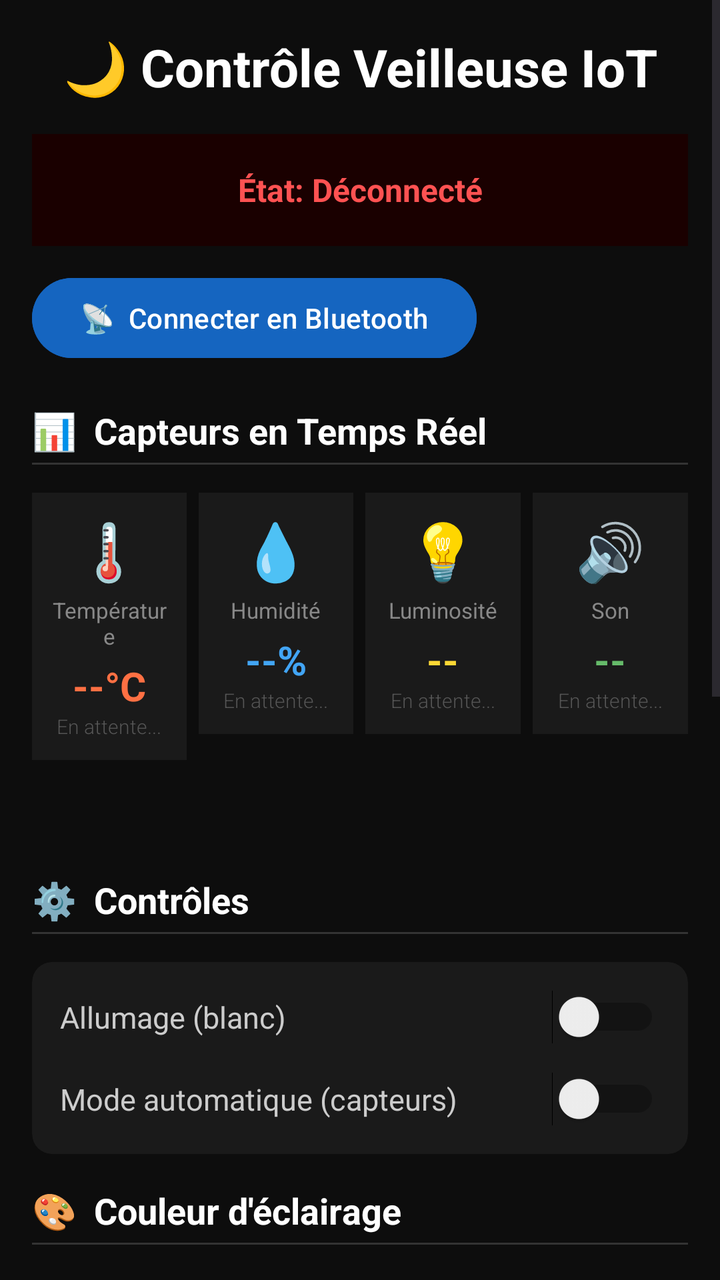
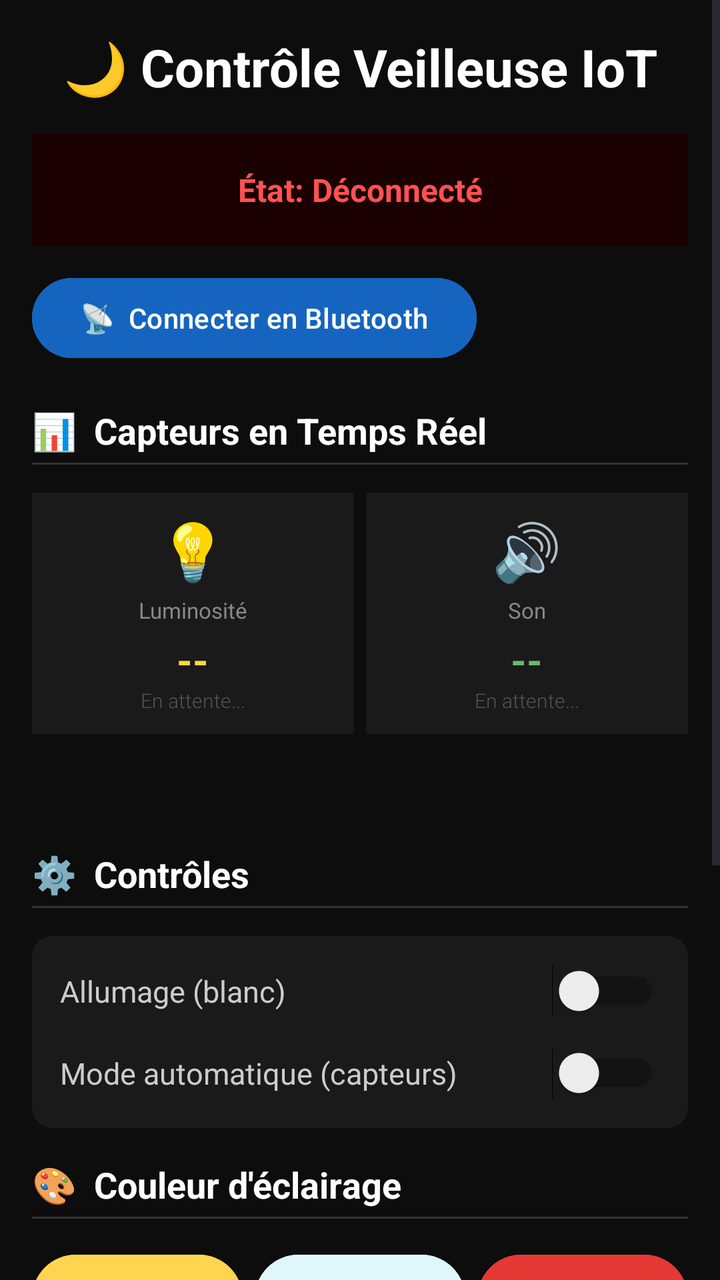

An Android layout rendered at two revisions. The XML below is the earlier revision; the diff shows what the commit changed to produce the second picture.
<!-- AndroidManifest.xml: application theme Theme.Veilleuse -->
<!-- res/layout/activity_main.xml -->
<?xml version="1.0" encoding="utf-8"?>
<ScrollView xmlns:android="http://schemas.android.com/apk/res/android"
    xmlns:app="http://schemas.android.com/apk/res-auto"
    android:layout_width="match_parent"
    android:layout_height="match_parent"
    android:background="#0D0D0D">

    <LinearLayout
        android:layout_width="match_parent"
        android:layout_height="wrap_content"
        android:orientation="vertical"
        android:padding="16dp">

        
        <TextView
            android:layout_width="match_parent"
            android:layout_height="wrap_content"
            android:text="🌙 Contrôle Veilleuse IoT"
            android:textSize="26sp"
            android:textStyle="bold"
            android:textColor="#FFFFFF"
            android:gravity="center"
            android:layout_marginBottom="16dp"/>

        
        <TextView
            android:id="@+id/tvStatus"
            android:layout_width="match_parent"
            android:layout_height="56dp"
            android:text="État: Déconnecté"
            android:textSize="16sp"
            android:textStyle="bold"
            android:textColor="#FF5252"
            android:gravity="center"
            android:background="#1A0000"
            android:layout_marginBottom="12dp"/>

        
        <Button
            android:id="@+id/btnConnectBluetooth"
            android:layout_width="wrap_content"
            android:layout_height="48dp"
            android:text="📡  Connecter en Bluetooth"
            android:textColor="#FFFFFF"
            android:backgroundTint="#1565C0"
            android:layout_marginBottom="20dp"
            android:stateListAnimator="@null"/>

        
        <TextView
            android:layout_width="match_parent"
            android:layout_height="wrap_content"
            android:text="📊  Capteurs en Temps Réel"
            android:textSize="18sp"
            android:textStyle="bold"
            android:textColor="#FFFFFF"
            android:layout_marginBottom="4dp"/>

        <View
            android:layout_width="match_parent"
            android:layout_height="1dp"
            android:background="#333333"
            android:layout_marginBottom="14dp"/>

        
        <LinearLayout
            android:layout_width="match_parent"
            android:layout_height="wrap_content"
            android:orientation="horizontal"
            android:layout_marginBottom="8dp">

            
            <LinearLayout
                android:layout_width="0dp"
                android:layout_height="wrap_content"
                android:layout_weight="1"
                android:orientation="vertical"
                android:gravity="center"
                android:background="#1A1A1A"
                android:padding="10dp"
                android:layout_marginEnd="6dp">
                <TextView android:layout_width="wrap_content" android:layout_height="wrap_content"
                    android:text="🌡️" android:textSize="28sp" android:gravity="center"/>
                <TextView android:layout_width="wrap_content" android:layout_height="wrap_content"
                    android:text="Température" android:textSize="11sp" android:textColor="#888888"
                    android:gravity="center" android:layout_marginTop="4dp"/>
                <TextView
                    android:id="@+id/tvTemperature"
                    android:layout_width="wrap_content"
                    android:layout_height="wrap_content"
                    android:text="--°C"
                    android:textSize="20sp"
                    android:textStyle="bold"
                    android:textColor="#FF7043"
                    android:gravity="center"
                    android:layout_marginTop="4dp"/>
                <TextView android:layout_width="wrap_content" android:layout_height="wrap_content"
                    android:text="En attente..." android:textSize="10sp" android:textColor="#555555"
                    android:fontFamily="sans-serif-light" android:gravity="center"/>
            </LinearLayout>

            
            <LinearLayout
                android:layout_width="0dp"
                android:layout_height="wrap_content"
                android:layout_weight="1"
                android:orientation="vertical"
                android:gravity="center"
                android:background="#1A1A1A"
                android:padding="10dp"
                android:layout_marginEnd="6dp">
                <TextView android:layout_width="wrap_content" android:layout_height="wrap_content"
                    android:text="💧" android:textSize="28sp" android:gravity="center"/>
                <TextView android:layout_width="wrap_content" android:layout_height="wrap_content"
                    android:text="Humidité" android:textSize="11sp" android:textColor="#888888"
                    android:gravity="center" android:layout_marginTop="4dp"/>
                <TextView
                    android:id="@+id/tvHumidity"
                    android:layout_width="wrap_content"
                    android:layout_height="wrap_content"
                    android:text="--%"
                    android:textSize="20sp"
                    android:textStyle="bold"
                    android:textColor="#42A5F5"
                    android:gravity="center"
                    android:layout_marginTop="4dp"/>
                <TextView android:layout_width="wrap_content" android:layout_height="wrap_content"
                    android:text="En attente..." android:textSize="10sp" android:textColor="#555555"
                    android:fontFamily="sans-serif-light" android:gravity="center"/>
            </LinearLayout>

            
            <LinearLayout
                android:layout_width="0dp"
                android:layout_height="wrap_content"
                android:layout_weight="1"
                android:orientation="vertical"
                android:gravity="center"
                android:background="#1A1A1A"
                android:padding="10dp"
                android:layout_marginEnd="6dp">
                <TextView android:layout_width="wrap_content" android:layout_height="wrap_content"
                    android:text="💡" android:textSize="28sp" android:gravity="center"/>
                <TextView android:layout_width="wrap_content" android:layout_height="wrap_content"
                    android:text="Luminosité" android:textSize="11sp" android:textColor="#888888"
                    android:gravity="center" android:layout_marginTop="4dp"/>
                <TextView
                    android:id="@+id/tvLight"
                    android:layout_width="wrap_content"
                    android:layout_height="wrap_content"
                    android:text="--"
                    android:textSize="20sp"
                    android:textStyle="bold"
                    android:textColor="#FDD835"
                    android:gravity="center"
                    android:layout_marginTop="4dp"/>
                <TextView android:layout_width="wrap_content" android:layout_height="wrap_content"
                    android:text="En attente..." android:textSize="10sp" android:textColor="#555555"
                    android:fontFamily="sans-serif-light" android:gravity="center"/>
            </LinearLayout>

            
            <LinearLayout
                android:layout_width="0dp"
                android:layout_height="wrap_content"
                android:layout_weight="1"
                android:orientation="vertical"
                android:gravity="center"
                android:background="#1A1A1A"
                android:padding="10dp">
                <TextView android:layout_width="wrap_content" android:layout_height="wrap_content"
                    android:text="🔊" android:textSize="28sp" android:gravity="center"/>
                <TextView android:layout_width="wrap_content" android:layout_height="wrap_content"
                    android:text="Son" android:textSize="11sp" android:textColor="#888888"
                    android:gravity="center" android:layout_marginTop="4dp"/>
                <TextView
                    android:id="@+id/tvSound"
                    android:layout_width="wrap_content"
                    android:layout_height="wrap_content"
                    android:text="--"
                    android:textSize="20sp"
                    android:textStyle="bold"
                    android:textColor="#66BB6A"
                    android:gravity="center"
                    android:layout_marginTop="4dp"/>
                <TextView android:layout_width="wrap_content" android:layout_height="wrap_content"
                    android:text="En attente..." android:textSize="10sp" android:textColor="#555555"
                    android:fontFamily="sans-serif-light" android:gravity="center"/>
            </LinearLayout>
        </LinearLayout>

        
        <TextView
            android:id="@+id/tvTempAlert"
            android:layout_width="match_parent"
            android:layout_height="wrap_content"
            android:text=""
            android:textSize="13sp"
            android:textStyle="bold"
            android:gravity="center"
            android:padding="8dp"
            android:layout_marginBottom="16dp"/>

        
        <TextView
            android:layout_width="match_parent"
            android:layout_height="wrap_content"
            android:text="⚙️  Contrôles"
            android:textSize="18sp"
            android:textStyle="bold"
            android:textColor="#FFFFFF"
            android:layout_marginBottom="4dp"/>

        <View android:layout_width="match_parent" android:layout_height="1dp"
            android:background="#333333" android:layout_marginBottom="14dp"/>

        <androidx.cardview.widget.CardView
            android:layout_width="match_parent"
            android:layout_height="wrap_content"
            android:layout_marginBottom="16dp"
            app:cardCornerRadius="10dp"
            app:cardElevation="0dp"
            app:cardBackgroundColor="#1A1A1A">

            <LinearLayout
                android:layout_width="match_parent"
                android:layout_height="wrap_content"
                android:orientation="vertical"
                android:padding="14dp">

                <LinearLayout
                    android:layout_width="match_parent"
                    android:layout_height="wrap_content"
                    android:orientation="horizontal"
                    android:gravity="center_vertical"
                    android:layout_marginBottom="14dp">
                    <TextView android:layout_width="0dp" android:layout_height="wrap_content"
                        android:layout_weight="1" android:text="Allumage (blanc)"
                        android:textSize="15sp" android:textColor="#CCCCCC"/>
                    <Switch android:id="@+id/switchPower"
                        android:layout_width="wrap_content" android:layout_height="wrap_content"/>
                </LinearLayout>

                <LinearLayout
                    android:layout_width="match_parent"
                    android:layout_height="wrap_content"
                    android:orientation="horizontal"
                    android:gravity="center_vertical">
                    <TextView android:layout_width="0dp" android:layout_height="wrap_content"
                        android:layout_weight="1" android:text="Mode automatique (capteurs)"
                        android:textSize="15sp" android:textColor="#CCCCCC"/>
                    <Switch android:id="@+id/switchAutoMode"
                        android:layout_width="wrap_content" android:layout_height="wrap_content"/>
                </LinearLayout>
            </LinearLayout>
        </androidx.cardview.widget.CardView>

        
        <TextView
            android:layout_width="match_parent"
            android:layout_height="wrap_content"
            android:text="🎨  Couleur d'éclairage"
            android:textSize="18sp"
            android:textStyle="bold"
            android:textColor="#FFFFFF"
            android:layout_marginBottom="4dp"/>

        <View android:layout_width="match_parent" android:layout_height="1dp"
            android:background="#333333" android:layout_marginBottom="14dp"/>

        <LinearLayout
            android:layout_width="match_parent"
            android:layout_height="wrap_content"
            android:orientation="horizontal"
            android:layout_marginBottom="8dp">

            <Button android:id="@+id/btnColorWarm"
                android:layout_width="0dp" android:layout_height="52dp" android:layout_weight="1"
                android:layout_marginEnd="6dp" android:text="Chaud" android:textSize="12sp"
                android:textColor="#000000" android:backgroundTint="#FFD54F" android:stateListAnimator="@null"/>
            <Button android:id="@+id/btnColorCool"
                android:layout_width="0dp" android:layout_height="52dp" android:layout_weight="1"
                android:layout_marginEnd="6dp" android:text="Froid" android:textSize="12sp"
                android:textColor="#000000" android:backgroundTint="#E0F7FA" android:stateListAnimator="@null"/>
            <Button android:id="@+id/btnColorRed"
                android:layout_width="0dp" android:layout_height="52dp" android:layout_weight="1"
                android:text="Rouge" android:textSize="12sp"
                android:textColor="#FFFFFF" android:backgroundTint="#E53935" android:stateListAnimator="@null"/>
        </LinearLayout>

        <LinearLayout
            android:layout_width="match_parent"
            android:layout_height="wrap_content"
            android:orientation="horizontal"
            android:layout_marginBottom="20dp">

            <Button android:id="@+id/btnColorGreen"
                android:layout_width="0dp" android:layout_height="52dp" android:layout_weight="1"
                android:layout_marginEnd="6dp" android:text="Vert" android:textSize="12sp"
                android:textColor="#FFFFFF" android:backgroundTint="#43A047" android:stateListAnimator="@null"/>
            <Button android:id="@+id/btnColorBlue"
                android:layout_width="0dp" android:layout_height="52dp" android:layout_weight="1"
                android:text="Bleu" android:textSize="12sp"
                android:textColor="#FFFFFF" android:backgroundTint="#1E88E5" android:stateListAnimator="@null"/>
        </LinearLayout>

        
        <TextView
            android:layout_width="match_parent"
            android:layout_height="wrap_content"
            android:text="🎵  Sons"
            android:textSize="18sp"
            android:textStyle="bold"
            android:textColor="#FFFFFF"
            android:layout_marginBottom="4dp"/>

        <View android:layout_width="match_parent" android:layout_height="1dp"
            android:background="#333333" android:layout_marginBottom="14dp"/>

        <LinearLayout
            android:layout_width="match_parent"
            android:layout_height="wrap_content"
            android:orientation="horizontal"
            android:layout_marginBottom="8dp">

            <Button android:id="@+id/btnMelodyP"
                android:layout_width="0dp" android:layout_height="52dp" android:layout_weight="1"
                android:layout_marginEnd="6dp" android:text="🎂 Anniv." android:textSize="11sp"
                android:textColor="#FFFFFF" android:backgroundTint="#6A1B9A" android:stateListAnimator="@null"/>
            <Button android:id="@+id/btnMelodyS"
                android:layout_width="0dp" android:layout_height="52dp" android:layout_weight="1"
                android:layout_marginEnd="6dp" android:text="⭐ Star Wars" android:textSize="11sp"
                android:textColor="#FFFFFF" android:backgroundTint="#4527A0" android:stateListAnimator="@null"/>
            <Button android:id="@+id/btnMelodyF"
                android:layout_width="0dp" android:layout_height="52dp" android:layout_weight="1"
                android:text="🎵 Fr. Jacques" android:textSize="11sp"
                android:textColor="#FFFFFF" android:backgroundTint="#283593" android:stateListAnimator="@null"/>
        </LinearLayout>

        <LinearLayout
            android:layout_width="match_parent"
            android:layout_height="wrap_content"
            android:orientation="horizontal"
            android:layout_marginBottom="20dp">

            <Button android:id="@+id/btnSiren"
                android:layout_width="0dp" android:layout_height="52dp" android:layout_weight="1"
                android:layout_marginEnd="6dp" android:text="🚨 Sirène" android:textSize="13sp"
                android:textColor="#FFFFFF" android:backgroundTint="#B71C1C" android:stateListAnimator="@null"/>
            <Button android:id="@+id/btnTest"
                android:layout_width="0dp" android:layout_height="52dp" android:layout_weight="1"
                android:text="🔧 Test" android:textSize="13sp"
                android:textColor="#FFFFFF" android:backgroundTint="#37474F" android:stateListAnimator="@null"/>
        </LinearLayout>

        
        <TextView
            android:layout_width="match_parent"
            android:layout_height="wrap_content"
            android:text="🕐  Programmation horaire"
            android:textSize="18sp"
            android:textStyle="bold"
            android:textColor="#FFFFFF"
            android:layout_marginBottom="4dp"/>

        <View android:layout_width="match_parent" android:layout_height="1dp"
            android:background="#333333" android:layout_marginBottom="14dp"/>

        <androidx.cardview.widget.CardView
            android:layout_width="match_parent"
            android:layout_height="wrap_content"
            android:layout_marginBottom="24dp"
            app:cardCornerRadius="10dp"
            app:cardElevation="0dp"
            app:cardBackgroundColor="#1A1A1A">

            <LinearLayout
                android:layout_width="match_parent"
                android:layout_height="wrap_content"
                android:orientation="vertical"
                android:padding="14dp">

                <Button
                    android:id="@+id/btnAddSchedule"
                    android:layout_width="match_parent"
                    android:layout_height="48dp"
                    android:text="+ Ajouter une programmation"
                    android:backgroundTint="#2E7D32"
                    android:textColor="#FFFFFF"
                    android:stateListAnimator="@null"
                    android:layout_marginBottom="12dp"/>

                <TextView
                    android:layout_width="match_parent"
                    android:layout_height="wrap_content"
                    android:text="Programmations actives :"
                    android:textSize="14sp"
                    android:textColor="#888888"
                    android:layout_marginBottom="6dp"/>

                <TextView
                    android:id="@+id/tvScheduleList"
                    android:layout_width="match_parent"
                    android:layout_height="wrap_content"
                    android:text="Aucune programmation"
                    android:textSize="14sp"
                    android:textColor="#666666"
                    android:minHeight="36dp"/>
            </LinearLayout>
        </androidx.cardview.widget.CardView>

    </LinearLayout>
</ScrollView>
<!-- resources referenced by this layout -->
<resources>
  <style name="Theme.Veilleuse" parent="Base.Theme.Veilleuse" />
  <style name="Base.Theme.Veilleuse" parent="Theme.Material3.DayNight.NoActionBar">
          
          
      </style>
</resources>

<!-- the commit's change to res/layout/activity_main.xml (unified diff, before → after) -->
@@ -69,65 +69,6 @@
             android:orientation="horizontal"
             android:layout_marginBottom="8dp">
 
-            
-            <LinearLayout
-                android:layout_width="0dp"
-                android:layout_height="wrap_content"
-                android:layout_weight="1"
-                android:orientation="vertical"
-                android:gravity="center"
-                android:background="#1A1A1A"
-                android:padding="10dp"
-                android:layout_marginEnd="6dp">
-                <TextView android:layout_width="wrap_content" android:layout_height="wrap_content"
-                    android:text="🌡️" android:textSize="28sp" android:gravity="center"/>
-                <TextView android:layout_width="wrap_content" android:layout_height="wrap_content"
-                    android:text="Température" android:textSize="11sp" android:textColor="#888888"
-                    android:gravity="center" android:layout_marginTop="4dp"/>
-                <TextView
-                    android:id="@+id/tvTemperature"
-                    android:layout_width="wrap_content"
-                    android:layout_height="wrap_content"
-                    android:text="--°C"
-                    android:textSize="20sp"
-                    android:textStyle="bold"
-                    android:textColor="#FF7043"
-                    android:gravity="center"
-                    android:layout_marginTop="4dp"/>
-                <TextView android:layout_width="wrap_content" android:layout_height="wrap_content"
-                    android:text="En attente..." android:textSize="10sp" android:textColor="#555555"
-                    android:fontFamily="sans-serif-light" android:gravity="center"/>
-            </LinearLayout>
-
-            
-            <LinearLayout
-                android:layout_width="0dp"
-                android:layout_height="wrap_content"
-                android:layout_weight="1"
-                android:orientation="vertical"
-                android:gravity="center"
-                android:background="#1A1A1A"
-                android:padding="10dp"
-                android:layout_marginEnd="6dp">
-                <TextView android:layout_width="wrap_content" android:layout_height="wrap_content"
-                    android:text="💧" android:textSize="28sp" android:gravity="center"/>
-                <TextView android:layout_width="wrap_content" android:layout_height="wrap_content"
-                    android:text="Humidité" android:textSize="11sp" android:textColor="#888888"
-                    android:gravity="center" android:layout_marginTop="4dp"/>
-                <TextView
-                    android:id="@+id/tvHumidity"
-                    android:layout_width="wrap_content"
-                    android:layout_height="wrap_content"
-                    android:text="--%"
-                    android:textSize="20sp"
-                    android:textStyle="bold"
-                    android:textColor="#42A5F5"
-                    android:gravity="center"
-                    android:layout_marginTop="4dp"/>
-                <TextView android:layout_width="wrap_content" android:layout_height="wrap_content"
-                    android:text="En attente..." android:textSize="10sp" android:textColor="#555555"
-                    android:fontFamily="sans-serif-light" android:gravity="center"/>
-            </LinearLayout>
 
             
             <LinearLayout
@@ -351,63 +292,14 @@
                 android:layout_width="0dp" android:layout_height="52dp" android:layout_weight="1"
                 android:text="🔧 Test" android:textSize="13sp"
                 android:textColor="#FFFFFF" android:backgroundTint="#37474F" android:stateListAnimator="@null"/>
-        </LinearLayout>
-
-        
-        <TextView
-            android:layout_width="match_parent"
-            android:layout_height="wrap_content"
-            android:text="🕐  Programmation horaire"
-            android:textSize="18sp"
-            android:textStyle="bold"
-            android:textColor="#FFFFFF"
-            android:layout_marginBottom="4dp"/>
-
-        <View android:layout_width="match_parent" android:layout_height="1dp"
-            android:background="#333333" android:layout_marginBottom="14dp"/>
-
-        <androidx.cardview.widget.CardView
-            android:layout_width="match_parent"
-            android:layout_height="wrap_content"
-            android:layout_marginBottom="24dp"
-            app:cardCornerRadius="10dp"
-            app:cardElevation="0dp"
-            app:cardBackgroundColor="#1A1A1A">
-
-            <LinearLayout
-                android:layout_width="match_parent"
+            <Button
+                android:id="@+id/btnStop"
+                android:layout_width="wrap_content"
                 android:layout_height="wrap_content"
-                android:orientation="vertical"
-                android:padding="14dp">
-
-                <Button
-                    android:id="@+id/btnAddSchedule"
-                    android:layout_width="match_parent"
-                    android:layout_height="48dp"
-                    android:text="+ Ajouter une programmation"
-                    android:backgroundTint="#2E7D32"
-                    android:textColor="#FFFFFF"
-                    android:stateListAnimator="@null"
-                    android:layout_marginBottom="12dp"/>
-
-                <TextView
-                    android:layout_width="match_parent"
-                    android:layout_height="wrap_content"
-                    android:text="Programmations actives :"
-                    android:textSize="14sp"
-                    android:textColor="#888888"
-                    android:layout_marginBottom="6dp"/>
-
-                <TextView
-                    android:id="@+id/tvScheduleList"
-                    android:layout_width="match_parent"
-                    android:layout_height="wrap_content"
-                    android:text="Aucune programmation"
-                    android:textSize="14sp"
-                    android:textColor="#666666"
-                    android:minHeight="36dp"/>
-            </LinearLayout>
-        </androidx.cardview.widget.CardView>
+                android:text="⏹ Stop"
+                android:backgroundTint="#F44336" />
+        </LinearLayout>
+
 
     </LinearLayout>
 </ScrollView>
